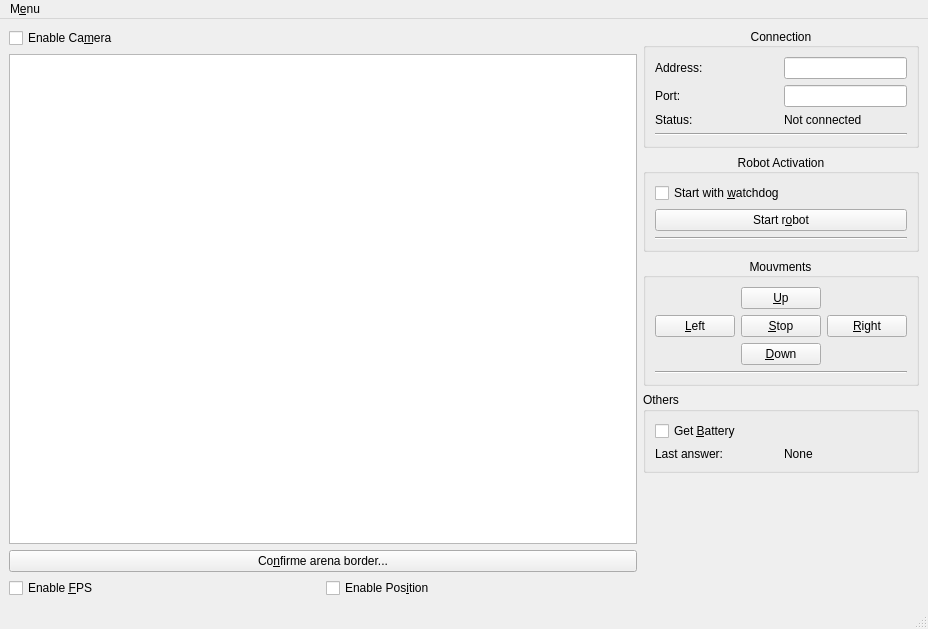
Old version of the form software/monitor/monitor-python-qt/ui/main_window.ui in the repository INSA-GEI/dumber.
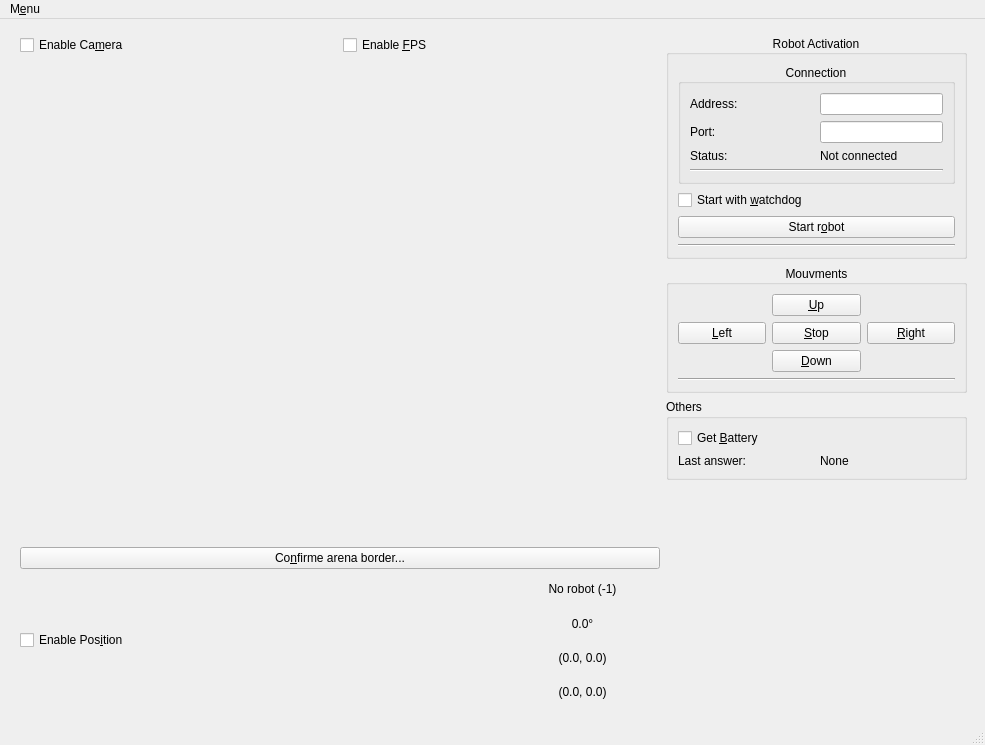
New version of the form. Icons and pictures are not drawn.

What changed in the file:
```diff
--- a/software/monitor/monitor-python-qt/ui/main_window.ui
+++ b/software/monitor/monitor-python-qt/ui/main_window.ui
@@ -6,18 +6,35 @@
    <rect>
     <x>0</x>
     <y>0</y>
-    <width>928</width>
-    <height>629</height>
+    <width>985</width>
+    <height>745</height>
    </rect>
   </property>
+  <property name="minimumSize">
+   <size>
+    <width>985</width>
+    <height>745</height>
+   </size>
+  </property>
   <property name="windowTitle">
    <string>Robot Monitor</string>
   </property>
   <widget class="QWidget" name="centralwidget">
-   <layout class="QHBoxLayout" name="horizontalLayout_6">
+   <widget class="QWidget" name="">
+    <property name="geometry">
+     <rect>
+      <x>20</x>
+      <y>16</y>
+      <width>947</width>
+      <height>671</height>
+     </rect>
+    </property>
+    <layout class="QHBoxLayout" name="horizontalLayout_7">
     <item>
      <layout class="QVBoxLayout" name="verticalLayout_4">
       <item>
+        <layout class="QHBoxLayout" name="horizontalLayout_3">
+         <item>
        <widget class="QCheckBox" name="checkBox_enableCamera">
         <property name="text">
          <string>Enable Ca&amp;mera</string>
@@ -25,24 +42,51 @@
        </widget>
       </item>
       <item>
-       <widget class="QGraphicsView" name="graphicsView_Image"/>
-      </item>
-      <item>
-       <widget class="QPushButton" name="pushButton_confirmArena">
-        <property name="text">
-         <string>Co&amp;nfirme arena border...</string>
-        </property>
-       </widget>
-      </item>
-      <item>
-       <layout class="QHBoxLayout" name="horizontalLayout_3">
-        <item>
          <widget class="QCheckBox" name="checkBox_enableFPS">
           <property name="text">
            <string>Enable &amp;FPS</string>
           </property>
          </widget>
         </item>
+        </layout>
+       </item>
+       <item>
+        <widget class="QLabel" name="label_Image">
+         <property name="sizePolicy">
+          <sizepolicy hsizetype="Fixed" vsizetype="Fixed">
+           <horstretch>0</horstretch>
+           <verstretch>0</verstretch>
+          </sizepolicy>
+         </property>
+         <property name="minimumSize">
+          <size>
+           <width>640</width>
+           <height>480</height>
+          </size>
+         </property>
+         <property name="sizeIncrement">
+          <size>
+           <width>1</width>
+           <height>1</height>
+          </size>
+         </property>
+         <property name="frameShape">
+          <enum>QFrame::NoFrame</enum>
+         </property>
+         <property name="text">
+          <string/>
+         </property>
+        </widget>
+       </item>
+       <item>
+        <widget class="QPushButton" name="pushButton_confirmArena">
+         <property name="text">
+          <string>Co&amp;nfirme arena border...</string>
+         </property>
+        </widget>
+       </item>
+       <item>
+        <layout class="QHBoxLayout" name="horizontalLayout_6">
         <item>
          <widget class="QCheckBox" name="checkBox_enablePosition">
           <property name="text">
@@ -50,6 +94,102 @@
           </property>
          </widget>
         </item>
+         <item>
+          <layout class="QGridLayout" name="gridLayout_2">
+           <item row="0" column="0">
+            <widget class="QLabel" name="label_100">
+             <property name="text">
+              <string/>
+             </property>
+             <property name="pixmap">
+              <pixmap>../res/icons8-robot-24.png</pixmap>
+             </property>
+             <property name="alignment">
+              <set>Qt::AlignCenter</set>
+             </property>
+            </widget>
+           </item>
+           <item row="0" column="1">
+            <widget class="QLabel" name="label_RobotID">
+             <property name="text">
+              <string>No robot (-1)</string>
+             </property>
+             <property name="alignment">
+              <set>Qt::AlignCenter</set>
+             </property>
+            </widget>
+           </item>
+           <item row="1" column="0">
+            <widget class="QLabel" name="label_102">
+             <property name="text">
+              <string/>
+             </property>
+             <property name="pixmap">
+              <pixmap>../res/icons8-azimuth-24.png</pixmap>
+             </property>
+             <property name="alignment">
+              <set>Qt::AlignCenter</set>
+             </property>
+            </widget>
+           </item>
+           <item row="1" column="1">
+            <widget class="QLabel" name="label_RobotAngle">
+             <property name="text">
+              <string>0.0°</string>
+             </property>
+             <property name="alignment">
+              <set>Qt::AlignCenter</set>
+             </property>
+            </widget>
+           </item>
+           <item row="2" column="0">
+            <widget class="QLabel" name="label_101">
+             <property name="text">
+              <string/>
+             </property>
+             <property name="pixmap">
+              <pixmap>../res/icons8-emplacement-off-24.png</pixmap>
+             </property>
+             <property name="alignment">
+              <set>Qt::AlignCenter</set>
+             </property>
+            </widget>
+           </item>
+           <item row="2" column="1">
+            <widget class="QLabel" name="label_RobotPos">
+             <property name="text">
+              <string>(0.0, 0.0)</string>
+             </property>
+             <property name="alignment">
+              <set>Qt::AlignCenter</set>
+             </property>
+            </widget>
+           </item>
+           <item row="3" column="0">
+            <widget class="QLabel" name="label_103">
+             <property name="text">
+              <string/>
+             </property>
+             <property name="pixmap">
+              <pixmap>../res/icons8-flèche-haut-gauche-24.png</pixmap>
+             </property>
+             <property name="alignment">
+              <set>Qt::AlignCenter</set>
+             </property>
+            </widget>
+           </item>
+           <item row="3" column="1">
+            <widget class="QLabel" name="label_RobotDirection">
+             <property name="text">
+              <string>(0.0, 0.0)</string>
+             </property>
+             <property name="alignment">
+              <set>Qt::AlignCenter</set>
+             </property>
+            </widget>
+           </item>
+          </layout>
+         </item>
        </layout>
       </item>
      </layout>
@@ -57,6 +197,15 @@
     <item>
      <layout class="QVBoxLayout" name="verticalLayout_6">
       <item>
+        <widget class="QGroupBox" name="groupBox_activation">
+         <property name="title">
+          <string>Robot Activation</string>
+         </property>
+         <property name="alignment">
+          <set>Qt::AlignCenter</set>
+         </property>
+         <layout class="QVBoxLayout" name="verticalLayout_2">
+          <item>
        <widget class="QGroupBox" name="groupBox_connection">
         <property name="title">
          <string>Connection</string>
@@ -166,15 +315,6 @@
        </widget>
       </item>
       <item>
-       <widget class="QGroupBox" name="groupBox_activation">
-        <property name="title">
-         <string>Robot Activation</string>
-        </property>
-        <property name="alignment">
-         <set>Qt::AlignCenter</set>
-        </property>
-        <layout class="QVBoxLayout" name="verticalLayout_2">
-         <item>
           <widget class="QCheckBox" name="checkBox_watchdog">
            <property name="text">
             <string>Start with &amp;watchdog</string>
@@ -307,12 +447,13 @@
     </item>
    </layout>
   </widget>
+  </widget>
   <widget class="QMenuBar" name="menubar">
    <property name="geometry">
     <rect>
      <x>0</x>
      <y>0</y>
-     <width>928</width>
+     <width>985</width>
      <height>22</height>
     </rect>
    </property>
```
Lines whose indentation alone changed are shown as unchanged.
